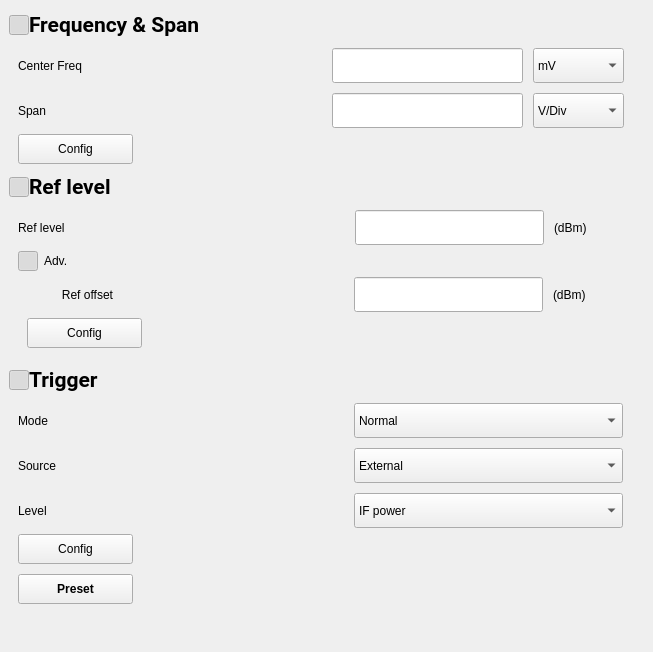
Qt form tas7061bb/widgets/wgContentFpl1003/wgContentFpl1003.ui (DoND8xforce/tas7061) before a commit.
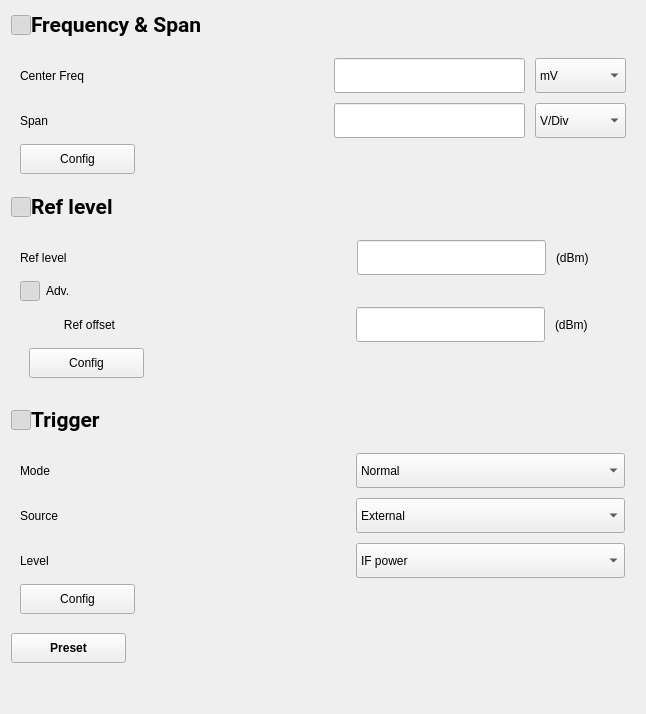
The same form after that commit. Icons and pictures are not drawn.

Commit message: Layout for three applications

```diff
--- a/tas7061bb/widgets/wgContentFpl1003/wgContentFpl1003.ui
+++ b/tas7061bb/widgets/wgContentFpl1003/wgContentFpl1003.ui
@@ -6,21 +6,21 @@
    <rect>
     <x>0</x>
     <y>0</y>
-    <width>653</width>
-    <height>652</height>
+    <width>644</width>
+    <height>714</height>
    </rect>
   </property>
   <property name="windowTitle">
    <string>Form</string>
   </property>
-  <layout class="QHBoxLayout" name="horizontalLayout_12">
-   <property name="leftMargin">
-    <number>9</number>
+  <layout class="QHBoxLayout" name="horizontalLayout_13">
+   <property name="spacing">
+    <number>0</number>
    </property>
    <item>
     <layout class="QVBoxLayout" name="verticalLayout_5">
      <property name="spacing">
-      <number>0</number>
+      <number>10</number>
      </property>
      <item>
       <layout class="QHBoxLayout" name="horizontalLayout_4">
@@ -855,22 +855,6 @@
           <property name="verticalSpacing">
            <number>10</number>
           </property>
-          <item row="0" column="0">
-           <widget class="QPushButton" name="pushButton_9">
-            <property name="minimumSize">
-             <size>
-              <width>115</width>
-              <height>30</height>
-             </size>
-            </property>
-            <property name="cursor">
-             <cursorShape>PointingHandCursor</cursorShape>
-            </property>
-            <property name="text">
-             <string>Config</string>
-            </property>
-           </widget>
-          </item>
           <item row="0" column="1">
            <spacer name="horizontalSpacer_6">
             <property name="orientation">
@@ -884,24 +868,19 @@
             </property>
            </spacer>
           </item>
-          <item row="1" column="0">
-           <widget class="QPushButton" name="pushButton_10">
+          <item row="0" column="0">
+           <widget class="QPushButton" name="pushButton_9">
             <property name="minimumSize">
              <size>
               <width>115</width>
               <height>30</height>
              </size>
             </property>
-            <property name="font">
-             <font>
-              <bold>true</bold>
-             </font>
-            </property>
             <property name="cursor">
              <cursorShape>PointingHandCursor</cursorShape>
             </property>
             <property name="text">
-             <string>Preset</string>
+             <string>Config</string>
             </property>
            </widget>
           </item>
@@ -910,6 +889,44 @@
        </layout>
       </widget>
      </item>
+     <item>
+      <layout class="QHBoxLayout" name="horizontalLayout_12">
+       <item>
+        <widget class="QPushButton" name="pushButton_10">
+         <property name="minimumSize">
+          <size>
+           <width>115</width>
+           <height>30</height>
+          </size>
+         </property>
+         <property name="font">
+          <font>
+           <bold>true</bold>
+          </font>
+         </property>
+         <property name="cursor">
+          <cursorShape>PointingHandCursor</cursorShape>
+         </property>
+         <property name="text">
+          <string>Preset</string>
+         </property>
+        </widget>
+       </item>
+       <item>
+        <spacer name="horizontalSpacer_9">
+         <property name="orientation">
+          <enum>Qt::Orientation::Horizontal</enum>
+         </property>
+         <property name="sizeHint" stdset="0">
+          <size>
+           <width>40</width>
+           <height>20</height>
+          </size>
+         </property>
+        </spacer>
+       </item>
+      </layout>
+     </item>
      <item>
       <spacer name="verticalSpacer">
        <property name="orientation">
```
The commit also changes 84 other files.
